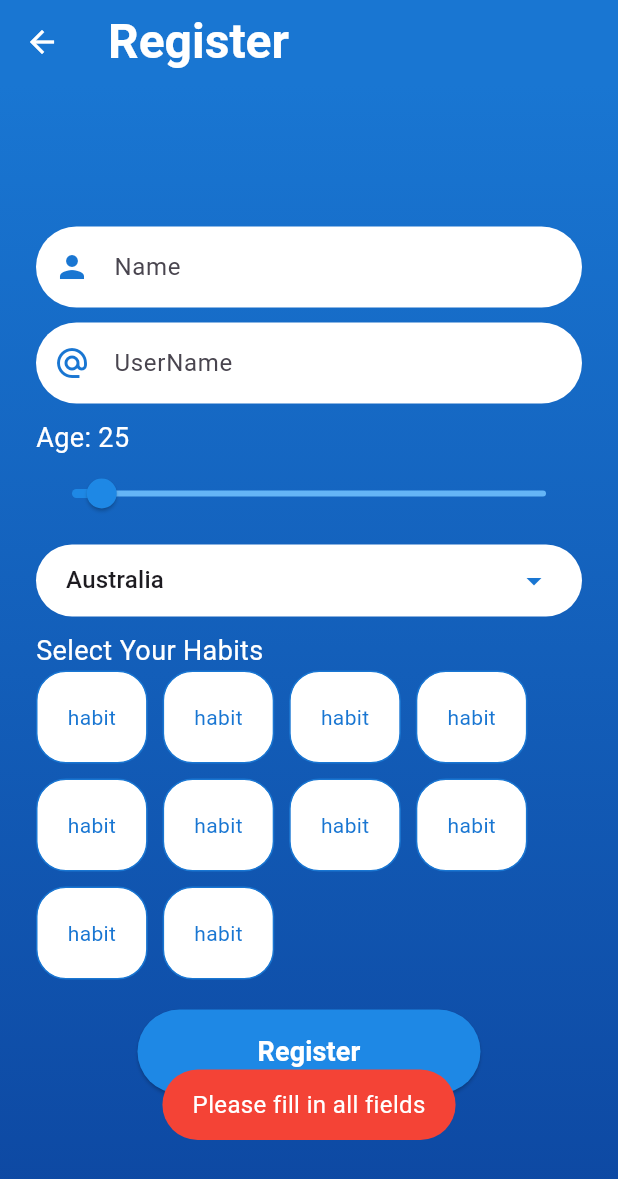
After one commit to squidBilly/habbit_tracker, a Flutter app: the RegisterScreen screen opened directly, after a tap on "Register", on a phone screen of 412 x 824 dp. The commit adds this screen. Shown: the top 1179 px of the screen. Run offline on Flutter 3.47's test engine with Material 3 defaults, Android fonts, the phone set to English and light mode, and no system bars; our stand-ins replace fluttertoast.

Commit message:
Added habbit tracker screen and navigation functionsg

```diff
--- a/lib/screens/login_screen.dart
+++ b/lib/screens/login_screen.dart
@@ -1,5 +1,5 @@
-import 'package:flutter/cupertino.dart';
 import 'package:flutter/material.dart';
+import 'package:habbit_tracker/screens/habit_tracker_screen.dart';
 
 class LoginScreen extends StatefulWidget {
   const LoginScreen({super.key});
@@ -18,6 +18,14 @@ class _LoginScreenState extends State<LoginScreen> {
   void _login() {
     // The login goes here
     print('login logic here');
+    final username = _userNameController.text;
+    final password = _passwordController.text;
+    if (username == defaultUserName && password == defaultPassword) {
+      Navigator.pushReplacement(context,
+          MaterialPageRoute(
+              builder: (context) => HabitTrackerScreen(username: username)
+          ));
+    }
   }
 
   @override
--- /dev/null
+++ b/lib/screens/registration_screen.dart
@@ -0,0 +1,266 @@
+import 'package:flutter/material.dart';
+import 'package:fluttertoast/fluttertoast.dart';
+import 'package:habbit_tracker/screens/habit_tracker_screen.dart';
+import 'login_screen.dart';
+
+class RegisterScreen extends StatefulWidget {
+  const RegisterScreen({super.key});
+
+  @override
+  State<RegisterScreen> createState() => _RegisterScreenState();
+}
+
+class _RegisterScreenState extends State<RegisterScreen> {
+  final _nameController = TextEditingController();
+  final _usernameController = TextEditingController();
+  double _age = 25;
+  String _country = 'Norway';
+  List<String> _countries = [];
+  List<String> selectedHabits = [];
+  List<String> availableHabits = [
+    'Wake Up Early',
+    'Workout',
+    'Drink Water',
+    'Meditate',
+    'Read a Book',
+    'Practice Gratitude',
+    'Sleep 8 Hours',
+    'Eat Healthy',
+    'Journal',
+    'Walk 10,000 states',
+  ];
+
+  @override
+  void initState() {
+    super.initState();
+    _fetchCountries();
+  }
+
+  Future<void> _fetchCountries() async {
+    List<String> subsetCountries = [
+      'United States',
+      'Canada',
+      'United Kingdom',
+      'Australia',
+      'India',
+      'Germany',
+      'France',
+      'Japan',
+      'China',
+      'Brazil',
+      'South Africa',
+    ];
+    setState(() {
+      _countries = subsetCountries;
+      _countries.sort();
+      _country = _countries.isNotEmpty ? _countries[0] : 'Norway';
+    });
+  }
+
+  void _register() async {
+    final name = _nameController.text;
+    final username = _usernameController.text;
+    if (username.isEmpty || name.isEmpty) {
+      _showToast('Please fill in all fields');
+      return;
+    }
+    Navigator.pushReplacement(
+      context,
+      MaterialPageRoute(
+        builder: (context) => HabitTrackerScreen(username: username),
+      ),
+    );
+  }
+
+  void _showToast(String message) {
+    Fluttertoast.showToast(
+      msg: message,
+      toastLength: Toast.LENGTH_LONG,
+      gravity: ToastGravity.BOTTOM,
+      backgroundColor: Colors.red,
+      textColor: Colors.white,
+      fontSize: 16.0,
+    );
+  }
+
+  @override
+  Widget build(BuildContext context) {
+    return Scaffold(
+      appBar: AppBar(
+        backgroundColor: Colors.blue.shade700,
+        title: const Text(
+          'Register',
+          style: TextStyle(
+            fontSize: 32,
+            color: Colors.white,
+            fontWeight: FontWeight.bold,
+          ),
+        ),
+        leading: IconButton(
+          icon: const Icon(Icons.arrow_back, color: Colors.white),
+          onPressed: () {
+            Navigator.push(
+              context,
+              MaterialPageRoute(builder: (context) => LoginScreen()),
+            );
+          },
+        ),
+      ),
+      body: Container(
+        decoration: BoxDecoration(
+          gradient: LinearGradient(
+            colors: [Colors.blue.shade700, Colors.blue.shade900],
+            begin: Alignment.topCenter,
+            end: Alignment.bottomCenter,
+          ),
+        ),
+        child: Center(
+          child: SingleChildScrollView(
+            padding: const EdgeInsets.symmetric(
+              horizontal: 24.0,
+              vertical: 8.0,
+            ),
+            child: Column(
+              crossAxisAlignment: CrossAxisAlignment.start,
+              children: [
+                _buildInputField(_nameController, 'Name', Icons.person),
+                const SizedBox(height: 10),
+                _buildInputField(
+                  _usernameController,
+                  'UserName',
+                  Icons.alternate_email,
+                ),
+                const SizedBox(height: 10),
+                Text(
+                  'Age: ${_age.round()}',
+                  style: const TextStyle(color: Colors.white, fontSize: 18),
+                ),
+                Slider(
+                  value: _age,
+                  min: 21,
+                  max: 100,
+                  divisions: 70,
+                  activeColor: Colors.blue.shade600,
+                  inactiveColor: Colors.blue.shade300,
+                  onChanged: (double value) {
+                    setState(() {
+                      _age = value;
+                    });
+                  },
+                ),
+                const SizedBox(height: 10),
+                _buildCountryDropdown(),
+                const SizedBox(height: 10),
+                const Text(
+                  'Select Your Habits',
+                  style: TextStyle(color: Colors.white, fontSize: 18),
+                ),
+                Wrap(
+                  spacing: 10,
+                  runSpacing: 10,
+                  children: availableHabits.map((habit) {
+                    final isSelected = selectedHabits.contains(habit);
+                    return GestureDetector(
+                      onTap: () => null,
+                      child: Container(
+                        padding: const EdgeInsets.symmetric(
+                          horizontal: 20,
+                          vertical: 20,
+                        ),
+                        decoration: BoxDecoration(
+                          color: isSelected
+                              ? Colors.blue.shade600
+                              : Colors.white,
+                          borderRadius: BorderRadius.circular(20),
+                          border: Border.all(color: Colors.blue.shade700),
+                        ),
+                        child: Text(
+                          'habit',
+                          style: TextStyle(
+                            color: isSelected
+                                ? Colors.white
+                                : Colors.blue.shade700,
+                          ),
+                        ),
+                      ),
+                    );
+                  }).toList(),
+                ),
+                const SizedBox(height: 20),
+                Center(
+                  child: ElevatedButton(
+                    onPressed: _register,
+                    style: ElevatedButton.styleFrom(
+                      backgroundColor: Colors.blue.shade600,
+                      shape: RoundedRectangleBorder(
+                        borderRadius: BorderRadius.circular(30.0),
+                      ),
+                      padding: const EdgeInsets.symmetric(
+                        horizontal: 80,
+                        vertical: 15,
+                      ),
+                    ),
+                    child: const Text(
+                      'Register',
+                      style: TextStyle(
+                        fontSize: 18,
+                        color: Colors.white,
+                        fontWeight: FontWeight.bold,
+                      ),
+                    ),
+                  ),
+                ),
+              ],
+            ),
+          ),
+        ),
+      ),
+    );
+  }
+
+  Widget _buildInputField(
+    TextEditingController controller,
+    String hint,
+    IconData icon,
+  ) {
+    return Container(
+      decoration: BoxDecoration(
+        color: Colors.white,
+        borderRadius: BorderRadius.circular(30),
+      ),
+      child: TextField(
+        controller: controller,
+        decoration: InputDecoration(
+          prefixIcon: Icon(icon, color: Colors.blue.shade700),
+          hintText: hint,
+          border: InputBorder.none,
+          contentPadding: EdgeInsets.symmetric(horizontal: 20, vertical: 15),
+        ),
+      ),
+    );
+  }
+
+  Widget _buildCountryDropdown() {
+    return Container(
+      padding: const EdgeInsets.symmetric(horizontal: 20),
+      decoration: BoxDecoration(
+        color: Colors.white,
+        borderRadius: BorderRadius.circular(30),
+      ),
+      child: DropdownButton<String>(
+        value: _country,
+        icon: Icon(Icons.arrow_drop_down, color: Colors.blue.shade700),
+        isExpanded: true,
+        underline: const SizedBox(),
+        items: _countries.map((String value) {
+          return DropdownMenuItem<String>(value: value, child: Text(value));
+        }).toList(),
+        onChanged: (newValue) {
+          setState(() {
+            _country = newValue!;
+          });
+        },
+      ),
+    );
+  }
+}
```
Also changed, not shown: lib/main.dart (+5 -55 lines), lib/screens/habit_tracker_screen.dart (added, +210 -0 lines), 3 other files.
